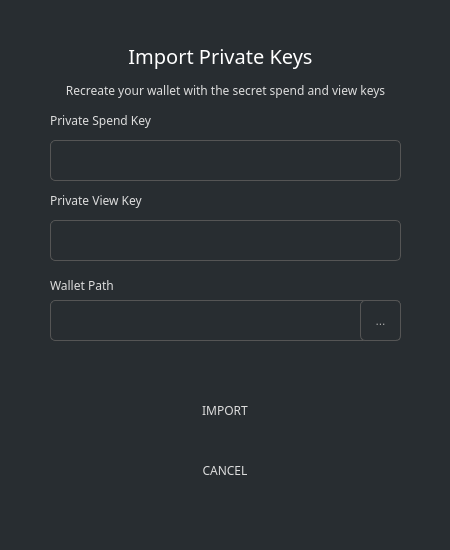
First picture: the form in src/gui/ui/importsecretkeys.ui, repository ConcealNetwork/conceal-desktop, before the edit.
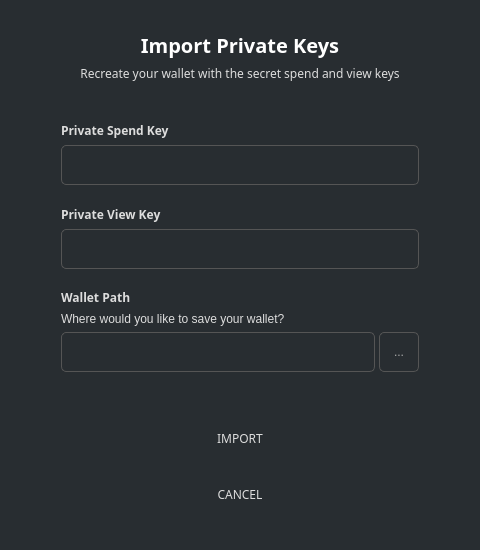
Second picture: the form after the edit.

Commit message: Add wallet path explanation to import dialogs

What changed in the file:
```diff
--- a/src/gui/ui/importsecretkeys.ui
+++ b/src/gui/ui/importsecretkeys.ui
@@ -6,7 +6,7 @@
    <rect>
     <x>0</x>
     <y>0</y>
-    <width>450</width>
+    <width>480</width>
     <height>550</height>
    </rect>
   </property>
@@ -16,284 +16,413 @@
   <property name="styleSheet">
    <string notr="true">background-color: #282d31; color: #ddd; border: 0px;</string>
   </property>
-  <widget class="QGroupBox" name="groupBox">
-   <property name="geometry">
-    <rect>
-     <x>0</x>
-     <y>0</y>
-     <width>450</width>
-     <height>550</height>
-    </rect>
-   </property>
-   <property name="styleSheet">
-    <string notr="true"/>
-   </property>
-   <property name="title">
-    <string/>
-   </property>
-   <widget class="QLineEdit" name="m_viewKey">
-    <property name="geometry">
-     <rect>
-      <x>50</x>
-      <y>220</y>
-      <width>351</width>
-      <height>41</height>
-     </rect>
-    </property>
-    <property name="minimumSize">
-     <size>
-      <width>0</width>
-      <height>31</height>
-     </size>
-    </property>
-    <property name="font">
-     <font>
-      <family>Poppins</family>
-     </font>
-    </property>
-    <property name="styleSheet">
-     <string notr="true">padding: 3px; border: 1px solid #555; border-radius: 5px;   color: #aaa; padding: 5px;</string>
-    </property>
-   </widget>
-   <widget class="QLineEdit" name="m_spendKey">
-    <property name="geometry">
-     <rect>
-      <x>50</x>
-      <y>140</y>
-      <width>351</width>
-      <height>41</height>
-     </rect>
-    </property>
-    <property name="minimumSize">
-     <size>
-      <width>0</width>
-      <height>31</height>
-     </size>
-    </property>
-    <property name="font">
-     <font>
-      <family>Poppins</family>
-     </font>
-    </property>
-    <property name="styleSheet">
-     <string notr="true">padding: 3px; border: 1px solid #555; border-radius: 5px;   color: #aaa; padding: 5px;</string>
-    </property>
-   </widget>
-   <widget class="QLabel" name="label">
-    <property name="geometry">
-     <rect>
-      <x>50</x>
-      <y>110</y>
-      <width>291</width>
-      <height>21</height>
-     </rect>
-    </property>
-    <property name="font">
-     <font>
-      <family>Poppins</family>
-     </font>
-    </property>
-    <property name="styleSheet">
-     <string notr="true">color: #ddd;border-right: 0px;</string>
-    </property>
-    <property name="text">
-     <string>Private Spend Key</string>
-    </property>
-   </widget>
-   <widget class="QLabel" name="label_2">
-    <property name="geometry">
-     <rect>
-      <x>50</x>
-      <y>270</y>
-      <width>321</width>
-      <height>31</height>
-     </rect>
-    </property>
-    <property name="font">
-     <font>
-      <family>Poppins</family>
-     </font>
-    </property>
-    <property name="styleSheet">
-     <string notr="true">color: #ddd;border-right: 0px;</string>
-    </property>
-    <property name="text">
-     <string>Wallet Path</string>
-    </property>
-   </widget>
-   <widget class="QLabel" name="label_3">
-    <property name="geometry">
-     <rect>
-      <x>50</x>
-      <y>190</y>
-      <width>311</width>
-      <height>21</height>
-     </rect>
-    </property>
-    <property name="font">
-     <font>
-      <family>Poppins</family>
-     </font>
-    </property>
-    <property name="styleSheet">
-     <string notr="true">color: #ddd;border-right: 0px;</string>
-    </property>
-    <property name="text">
-     <string>Private View Key</string>
-    </property>
-   </widget>
-   <widget class="QLineEdit" name="m_pathEdit">
-    <property name="geometry">
-     <rect>
-      <x>50</x>
-      <y>300</y>
-      <width>351</width>
-      <height>41</height>
-     </rect>
-    </property>
-    <property name="minimumSize">
-     <size>
-      <width>0</width>
-      <height>31</height>
-     </size>
-    </property>
-    <property name="font">
-     <font>
-      <family>Poppins</family>
-     </font>
-    </property>
-    <property name="styleSheet">
-     <string notr="true">padding: 3px; border: 1px solid #555; border-radius: 5px;   color: #aaa;</string>
-    </property>
-   </widget>
-   <widget class="QToolButton" name="m_selectPathButton">
-    <property name="geometry">
-     <rect>
-      <x>360</x>
-      <y>300</y>
-      <width>41</width>
-      <height>41</height>
-     </rect>
-    </property>
-    <property name="styleSheet">
-     <string notr="true">padding: 3px; border: 1px solid #555; border-radius: 5px;   color: #aaa;</string>
-    </property>
-    <property name="text">
-     <string>...</string>
-    </property>
-   </widget>
-   <widget class="QPushButton" name="b1_backButton">
-    <property name="geometry">
-     <rect>
-      <x>50</x>
-      <y>450</y>
-      <width>350</width>
-      <height>41</height>
-     </rect>
-    </property>
-    <property name="minimumSize">
-     <size>
-      <width>131</width>
-      <height>31</height>
-     </size>
-    </property>
-    <property name="font">
-     <font>
-      <family>Poppins</family>
-     </font>
-    </property>
-    <property name="styleSheet">
-     <string notr="true">/* This style is handled automatically by EditableStyle.cpp */</string>
-    </property>
-    <property name="text">
-     <string>CANCEL</string>
-    </property>
-   </widget>
-   <widget class="QPushButton" name="b1_okButton">
-    <property name="geometry">
-     <rect>
-      <x>50</x>
-      <y>390</y>
-      <width>350</width>
-      <height>41</height>
-     </rect>
-    </property>
-    <property name="minimumSize">
-     <size>
-      <width>131</width>
-      <height>31</height>
-     </size>
-    </property>
-    <property name="font">
-     <font>
-      <family>Poppins</family>
-     </font>
-    </property>
-    <property name="styleSheet">
-     <string notr="true">/* This style is handled automatically by EditableStyle.cpp */</string>
-    </property>
-    <property name="text">
-     <string>IMPORT</string>
-    </property>
-   </widget>
-   <widget class="QLabel" name="label_4">
-    <property name="geometry">
-     <rect>
-      <x>0</x>
-      <y>40</y>
-      <width>441</width>
-      <height>31</height>
-     </rect>
-    </property>
-    <property name="font">
-     <font>
-      <family>Poppins</family>
-      <pointsize>-1</pointsize>
-     </font>
-    </property>
-    <property name="styleSheet">
-     <string notr="true">color: #fff;
+  <layout class="QVBoxLayout" name="verticalLayout_3">
+   <item>
+    <widget class="QGroupBox" name="groupBox">
+     <property name="sizePolicy">
+      <sizepolicy hsizetype="Expanding" vsizetype="Expanding">
+       <horstretch>0</horstretch>
+       <verstretch>0</verstretch>
+      </sizepolicy>
+     </property>
+     <property name="styleSheet">
+      <string notr="true"/>
+     </property>
+     <property name="title">
+      <string/>
+     </property>
+     <property name="alignment">
+      <set>Qt::AlignLeading|Qt::AlignLeft|Qt::AlignTop</set>
+     </property>
+     <layout class="QVBoxLayout" name="verticalLayout_2">
+      <property name="leftMargin">
+       <number>50</number>
+      </property>
+      <property name="topMargin">
+       <number>20</number>
+      </property>
+      <property name="rightMargin">
+       <number>50</number>
+      </property>
+      <property name="bottomMargin">
+       <number>20</number>
+      </property>
+      <item>
+       <widget class="QLabel" name="label_4">
+        <property name="font">
+         <font>
+          <family>Poppins</family>
+          <pointsize>-1</pointsize>
+          <weight>75</weight>
+          <bold>true</bold>
+         </font>
+        </property>
+        <property name="styleSheet">
+         <string notr="true">color: #fff;
 border-right: 0px;
-font-size: 20px;</string>
-    </property>
-    <property name="text">
-     <string>Import Private Keys</string>
-    </property>
-    <property name="alignment">
-     <set>Qt::AlignCenter</set>
-    </property>
-   </widget>
-   <widget class="QLabel" name="label_5">
-    <property name="geometry">
-     <rect>
-      <x>50</x>
-      <y>70</y>
-      <width>351</width>
-      <height>41</height>
-     </rect>
-    </property>
-    <property name="font">
-     <font>
-      <family>Poppins</family>
-     </font>
-    </property>
-    <property name="styleSheet">
-     <string notr="true">color: #ddd;border-right: 0px;</string>
-    </property>
-    <property name="text">
-     <string>Recreate your wallet with the secret spend and view keys</string>
-    </property>
-    <property name="scaledContents">
-     <bool>false</bool>
-    </property>
-    <property name="alignment">
-     <set>Qt::AlignCenter</set>
-    </property>
-    <property name="wordWrap">
-     <bool>true</bool>
-    </property>
-   </widget>
-  </widget>
+font-size: 20px;
+font-weight: bold;</string>
+        </property>
+        <property name="text">
+         <string>Import Private Keys</string>
+        </property>
+        <property name="alignment">
+         <set>Qt::AlignCenter</set>
+        </property>
+       </widget>
+      </item>
+      <item>
+       <widget class="QLabel" name="label_5">
+        <property name="font">
+         <font>
+          <family>Poppins</family>
+         </font>
+        </property>
+        <property name="styleSheet">
+         <string notr="true">color: #ddd;border-right: 0px;</string>
+        </property>
+        <property name="text">
+         <string>Recreate your wallet with the secret spend and view keys</string>
+        </property>
+        <property name="scaledContents">
+         <bool>false</bool>
+        </property>
+        <property name="alignment">
+         <set>Qt::AlignCenter</set>
+        </property>
+        <property name="wordWrap">
+         <bool>true</bool>
+        </property>
+       </widget>
+      </item>
+      <item>
+       <spacer name="verticalSpacer_4">
+        <property name="orientation">
+         <enum>Qt::Vertical</enum>
+        </property>
+        <property name="sizeHint" stdset="0">
+         <size>
+          <width>20</width>
+          <height>40</height>
+         </size>
+        </property>
+       </spacer>
+      </item>
+      <item>
+       <widget class="QLabel" name="label">
+        <property name="font">
+         <font>
+          <family>Poppins</family>
+          <weight>75</weight>
+          <bold>true</bold>
+         </font>
+        </property>
+        <property name="styleSheet">
+         <string notr="true">color: #ddd;border-right: 0px;
+font-weight:bold;</string>
+        </property>
+        <property name="text">
+         <string>Private Spend Key</string>
+        </property>
+       </widget>
+      </item>
+      <item>
+       <widget class="QLineEdit" name="m_spendKey">
+        <property name="minimumSize">
+         <size>
+          <width>0</width>
+          <height>40</height>
+         </size>
+        </property>
+        <property name="font">
+         <font>
+          <family>Poppins</family>
+         </font>
+        </property>
+        <property name="styleSheet">
+         <string notr="true">padding: 3px; border: 1px solid #555; border-radius: 5px;   color: #aaa; padding: 5px;</string>
+        </property>
+       </widget>
+      </item>
+      <item>
+       <spacer name="verticalSpacer_3">
+        <property name="orientation">
+         <enum>Qt::Vertical</enum>
+        </property>
+        <property name="sizeHint" stdset="0">
+         <size>
+          <width>20</width>
+          <height>20</height>
+         </size>
+        </property>
+       </spacer>
+      </item>
+      <item>
+       <widget class="QLabel" name="label_3">
+        <property name="font">
+         <font>
+          <family>Poppins</family>
+          <weight>75</weight>
+          <bold>true</bold>
+         </font>
+        </property>
+        <property name="styleSheet">
+         <string notr="true">color: #ddd;border-right: 0px;
+font-weight:bold;</string>
+        </property>
+        <property name="text">
+         <string>Private View Key</string>
+        </property>
+       </widget>
+      </item>
+      <item>
+       <widget class="QLineEdit" name="m_viewKey">
+        <property name="minimumSize">
+         <size>
+          <width>0</width>
+          <height>40</height>
+         </size>
+        </property>
+        <property name="font">
+         <font>
+          <family>Poppins</family>
+         </font>
+        </property>
+        <property name="styleSheet">
+         <string notr="true">padding: 3px; border: 1px solid #555; border-radius: 5px;   color: #aaa; padding: 5px;</string>
+        </property>
+       </widget>
+      </item>
+      <item>
+       <spacer name="verticalSpacer_2">
+        <property name="orientation">
+         <enum>Qt::Vertical</enum>
+        </property>
+        <property name="sizeHint" stdset="0">
+         <size>
+          <width>20</width>
+          <height>20</height>
+         </size>
+        </property>
+       </spacer>
+      </item>
+      <item>
+       <widget class="QLabel" name="label_2">
+        <property name="font">
+         <font>
+          <family>Poppins</family>
+          <weight>75</weight>
+          <bold>true</bold>
+         </font>
+        </property>
+        <property name="styleSheet">
+         <string notr="true">color: #ddd;border-right: 0px;
+font-weight:bold;</string>
+        </property>
+        <property name="text">
+         <string>Wallet Path</string>
+        </property>
+       </widget>
+      </item>
+      <item>
+       <widget class="QLabel" name="label_6">
+        <property name="text">
+         <string>Where would you like to save your wallet?</string>
+        </property>
+       </widget>
+      </item>
+      <item>
+       <widget class="QGroupBox" name="horizontalGroupBox_1">
+        <layout class="QHBoxLayout" name="horizontalLayout">
+         <property name="spacing">
+          <number>4</number>
+         </property>
+         <property name="leftMargin">
+          <number>0</number>
+         </property>
+         <property name="topMargin">
+          <number>0</number>
+         </property>
+         <property name="rightMargin">
+          <number>0</number>
+         </property>
+         <property name="bottomMargin">
+          <number>0</number>
+         </property>
+         <item>
+          <widget class="QLineEdit" name="m_pathEdit">
+           <property name="sizePolicy">
+            <sizepolicy hsizetype="Expanding" vsizetype="Fixed">
+             <horstretch>0</horstretch>
+             <verstretch>0</verstretch>
+            </sizepolicy>
+           </property>
+           <property name="minimumSize">
+            <size>
+             <width>300</width>
+             <height>40</height>
+            </size>
+           </property>
+           <property name="font">
+            <font>
+             <family>Poppins</family>
+            </font>
+           </property>
+           <property name="styleSheet">
+            <string notr="true">padding: 3px; border: 1px solid #555; border-radius: 5px;   color: #aaa;</string>
+           </property>
+          </widget>
+         </item>
+         <item>
+          <widget class="QToolButton" name="m_selectPathButton">
+           <property name="sizePolicy">
+            <sizepolicy hsizetype="Minimum" vsizetype="Minimum">
+             <horstretch>0</horstretch>
+             <verstretch>0</verstretch>
+            </sizepolicy>
+           </property>
+           <property name="minimumSize">
+            <size>
+             <width>40</width>
+             <height>40</height>
+            </size>
+           </property>
+           <property name="styleSheet">
+            <string notr="true">border: 1px solid #555; border-radius: 5px;   color: #aaa;</string>
+           </property>
+           <property name="text">
+            <string>...</string>
+           </property>
+          </widget>
+         </item>
+        </layout>
+       </widget>
+      </item>
+      <item>
+       <spacer name="verticalSpacer">
+        <property name="orientation">
+         <enum>Qt::Vertical</enum>
+        </property>
+        <property name="sizeHint" stdset="0">
+         <size>
+          <width>20</width>
+          <height>40</height>
+         </size>
+        </property>
+       </spacer>
+      </item>
+      <item>
+       <widget class="QGroupBox" name="horizontalGroupBox_2">
+        <layout class="QHBoxLayout" name="horizontalLayout_2">
+         <property name="spacing">
+          <number>0</number>
+         </property>
+         <property name="leftMargin">
+          <number>0</number>
+         </property>
+         <property name="topMargin">
+          <number>0</number>
+         </property>
+         <property name="rightMargin">
+          <number>0</number>
+         </property>
+         <property name="bottomMargin">
+          <number>0</number>
+         </property>
+         <item>
+          <widget class="QPushButton" name="b1_okButton">
+           <property name="sizePolicy">
+            <sizepolicy hsizetype="Preferred" vsizetype="Preferred">
+             <horstretch>0</horstretch>
+             <verstretch>0</verstretch>
+            </sizepolicy>
+           </property>
+           <property name="minimumSize">
+            <size>
+             <width>131</width>
+             <height>50</height>
+            </size>
+           </property>
+           <property name="maximumSize">
+            <size>
+             <width>300</width>
+             <height>16777215</height>
+            </size>
+           </property>
+           <property name="font">
+            <font>
+             <family>Poppins</family>
+            </font>
+           </property>
+           <property name="styleSheet">
+            <string notr="true">/* This style is handled automatically by EditableStyle.cpp */</string>
+           </property>
+           <property name="text">
+            <string>IMPORT</string>
+           </property>
+          </widget>
+         </item>
+        </layout>
+       </widget>
+      </item>
+      <item>
+       <widget class="QGroupBox" name="horizontalGroupBox_3">
+        <layout class="QHBoxLayout" name="horizontalLayout_3">
+         <property name="spacing">
+          <number>0</number>
+         </property>
+         <property name="leftMargin">
+          <number>0</number>
+         </property>
+         <property name="topMargin">
+          <number>0</number>
+         </property>
+         <property name="rightMargin">
+          <number>0</number>
+         </property>
+         <property name="bottomMargin">
+          <number>0</number>
+         </property>
+         <item>
+          <widget class="QPushButton" name="b1_backButton">
+           <property name="sizePolicy">
+            <sizepolicy hsizetype="Preferred" vsizetype="Preferred">
+             <horstretch>0</horstretch>
+             <verstretch>0</verstretch>
+            </sizepolicy>
+           </property>
+           <property name="minimumSize">
+            <size>
+             <width>131</width>
+             <height>50</height>
+            </size>
+           </property>
+           <property name="maximumSize">
+            <size>
+             <width>300</width>
+             <height>16777215</height>
+            </size>
+           </property>
+           <property name="font">
+            <font>
+             <family>Poppins</family>
+            </font>
+           </property>
+           <property name="styleSheet">
+            <string notr="true">/* This style is handled automatically by EditableStyle.cpp */</string>
+           </property>
+           <property name="text">
+            <string>CANCEL</string>
+           </property>
+          </widget>
+         </item>
+        </layout>
+       </widget>
+      </item>
+     </layout>
+    </widget>
+   </item>
+  </layout>
  </widget>
  <resources/>
  <connections>
```
Left out of the diff: 32 changed lines with no effect on the pictures. The commit also changes 3 other files.
